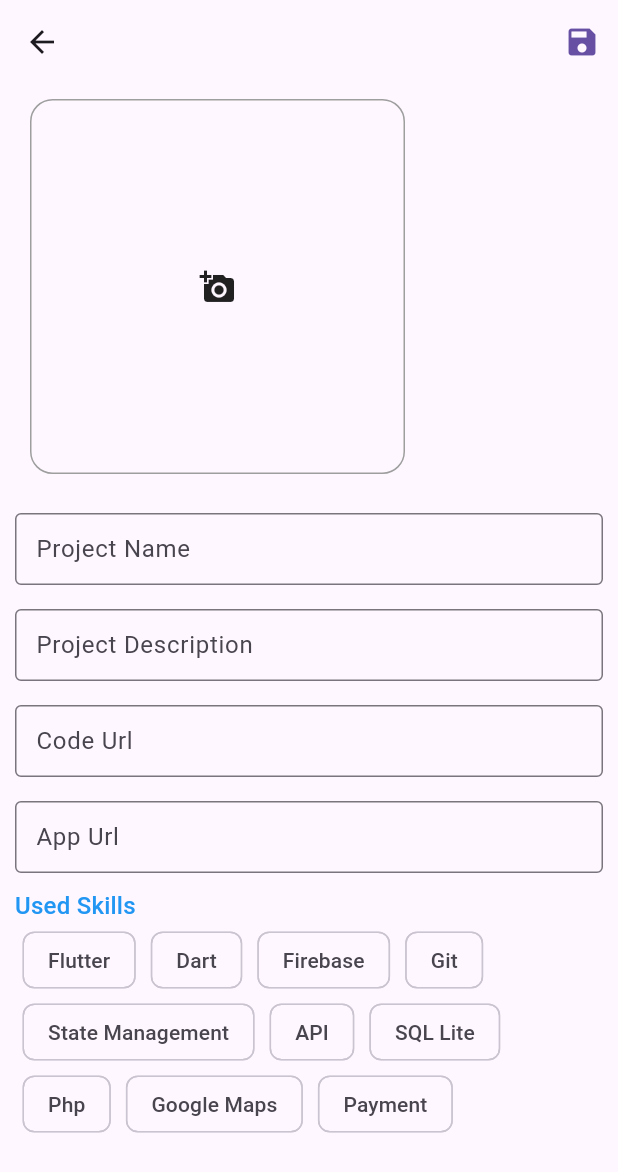
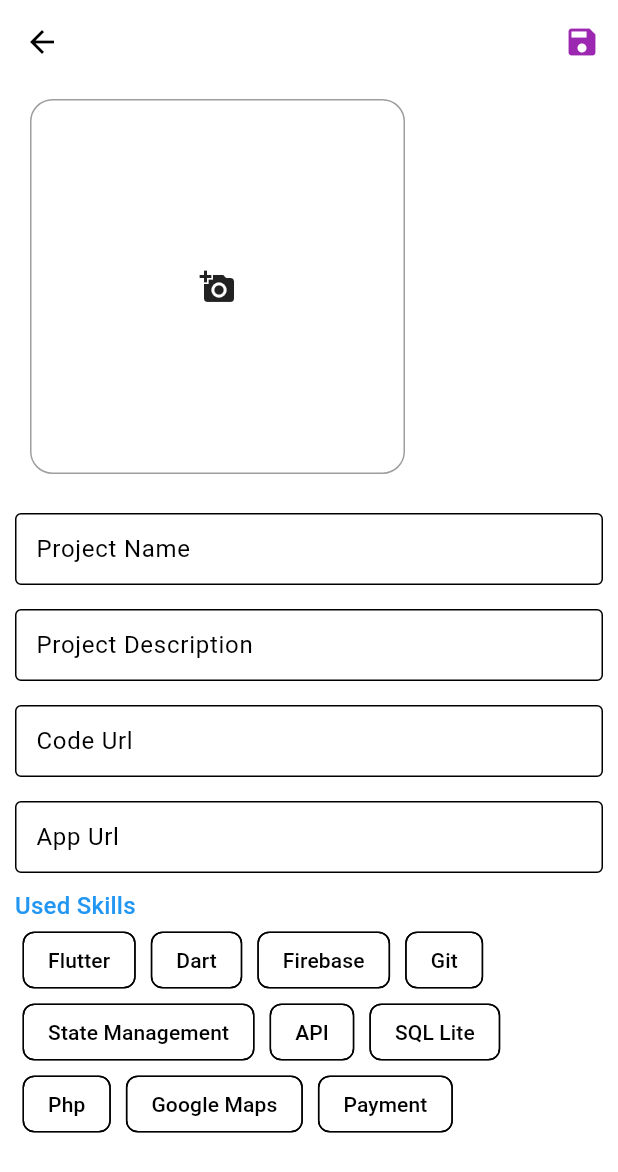
Before and after one commit to Modather-ali/portfolio, a Flutter app: the screen it shows after launch, after a tap on the "add" icon, on a phone screen of 412 x 824 dp. Shown: the top 1172 px of the screen. Run offline on Flutter 3.47's test engine with Material 2 defaults, Android fonts, the phone set to English and light mode, and no system bars; our stand-ins replace cloud_firestore, firebase_auth, firebase_core, firebase_storage, font_awesome_flutter, image_picker and 1 more; accounts and stored records are empty.

Commit message:
new update

```diff
--- a/lib/main.dart
+++ b/lib/main.dart
@@ -4,6 +4,7 @@ import 'package:flutter/services.dart';
 import 'providers/providers.dart';
 import 'screens/screens.dart';
 import 'shared/packages.dart';
+import 'shared/shared.dart';
 
 void main() async {
   WidgetsFlutterBinding.ensureInitialized();
@@ -43,9 +44,10 @@ class MyApp extends StatelessWidget {
       child: MaterialApp(
         title: 'Modather\'s Portfolio',
         theme: ThemeData(
-          useMaterial3: true,
-          primarySwatch: Colors.blue,
-        ),
+            useMaterial3: true,
+            colorScheme: const ColorScheme.light(
+              primary: Constants.primaryColor,
+            )),
         home: Consumer<ProjectProvider>(builder: (_, projectProvider, child) {
           return FutureBuilder(
             future: projectProvider.init(),
--- /dev/null
+++ b/lib/shared/constants.dart
@@ -0,0 +1,14 @@
+import 'package:flutter/material.dart';
+
+class Constants {
+  static const Color primaryColor = Colors.purple;
+  static const String appIcon = 'assets/images/app_icon.png';
+
+  static const String appID = 'dev.modather.portfolio';
+
+  static const String githubUrl = '';
+  static const String email = '';
+  static const String whatsappUrl = '';
+  static const String linkedinInUrl = '';
+  static const String telegramUrl = '';
+}
--- a/lib/shared/shared.dart
+++ b/lib/shared/shared.dart
@@ -1,2 +1,3 @@
+export 'constants.dart';
 export 'logger_utils.dart';
 export 'packages.dart';
--- a/lib/widgets/projects_builder.dart
+++ b/lib/widgets/projects_builder.dart
@@ -21,7 +21,8 @@ class ProjectsBuilder extends StatelessWidget {
           project: projects[index],
           onTap: () {
             Navigator.of(context).push(CupertinoPageRoute(
-                builder: (context) => const ProjectDetailsScreen()));
+                builder: (context) =>
+                    ProjectDetailsScreen(project: projects[index])));
           },
         );
       },
```
Also changed, not shown: lib/screens/user/project_details_screen.dart (+14 -17 lines), lib/services/uri_luncher.dart (added, +11 -0 lines), lib/widgets/project_images_builder.dart (+10 -9 lines).
